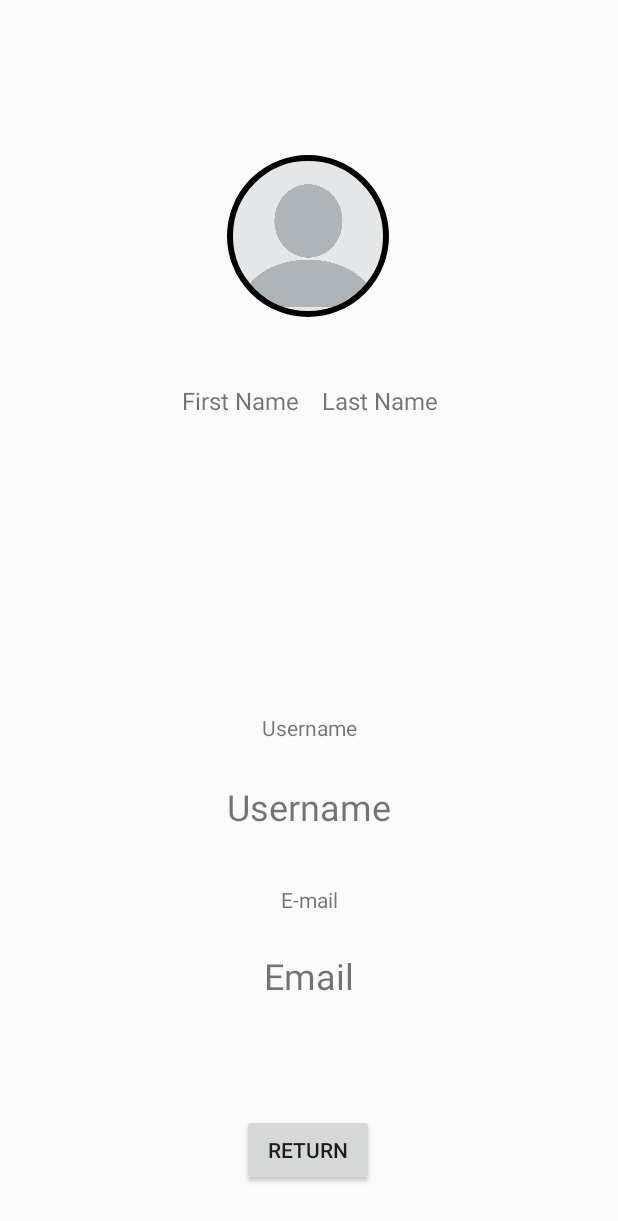
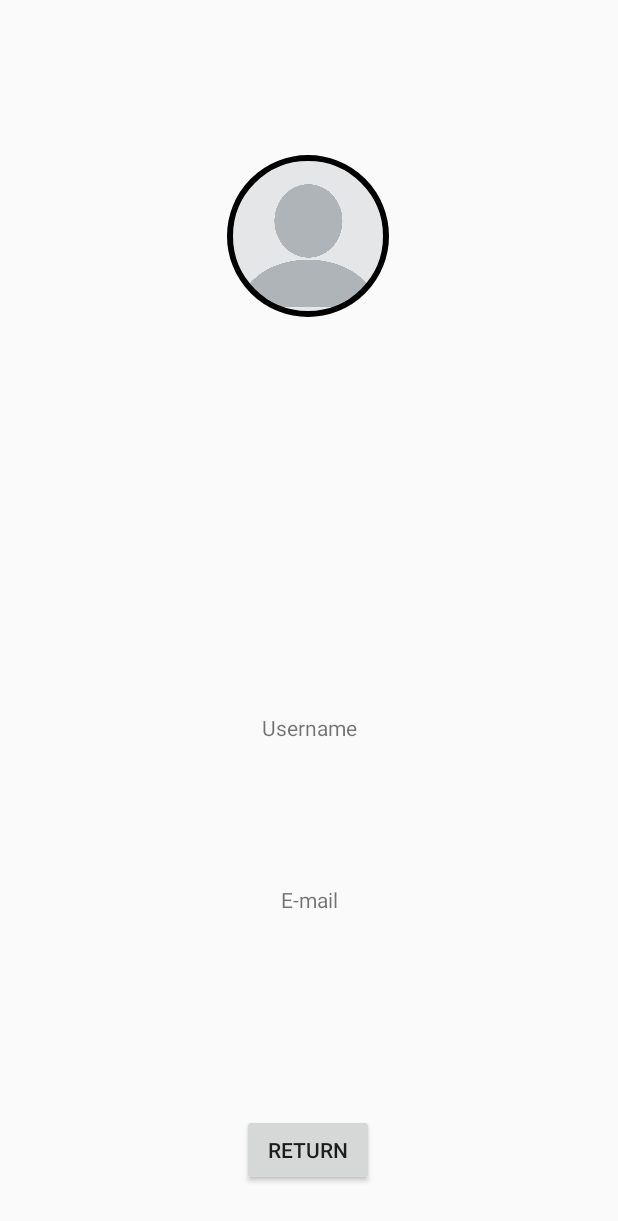
Before and after one commit to vnoel02/WorkFlow-App, an Android app: the ProfileViewActivity screen opened directly, with no data from a screen before it, on a phone screen of 412 x 824 dp. Shown: the top 1221 px of the screen. Run offline under Robolectric (Android 15) with nearby library versions, the phone set to English and light mode, and no system bars; our stand-ins replace CircleImageView.

Commit message:
Espresso test for User Story #9, profile data (Green)

```diff
--- a/app/src/main/java/com/example/workflow/ProfileViewActivity.java
+++ b/app/src/main/java/com/example/workflow/ProfileViewActivity.java
@@ -29,13 +29,21 @@ public class ProfileViewActivity extends AppCompatActivity {
         final SharedPreferences prefs = PreferenceManager.getDefaultSharedPreferences(getBaseContext());
         //SharedPreferences.Editor editor = prefs.edit();
 
-//        String firstName = prefs.getString("firstName", "");
-//        TextView tv = findViewById(R.id.text_firstname);
-//        tv.setText(firstName);
-//
-//        String lastName = prefs.getString("lastName", "");
-//        TextView tv2 = findViewById(R.id.text_lastName);
-//        tv2.setText(lastName);
+        String firstName = prefs.getString("firstName", "");
+        TextView tv = findViewById(R.id.text_firstname);
+        tv.setText(firstName);
+
+        String lastName = prefs.getString("lastName", "");
+        TextView tv2 = findViewById(R.id.text_lastName);
+        tv2.setText(lastName);
+
+        String username = prefs.getString("username", "");
+        TextView tv3 = findViewById(R.id.profile_username);
+        tv3.setText(username);
+
+        String email = prefs.getString("email", "");
+        TextView tv4 = findViewById(R.id.profile_email);
+        tv4.setText(email);
 
 
 //        String firstName = getIntent().getStringExtra("FirstName");
```
Also changed, not shown: app/src/main/res/layout/activity_create_profile.xml (+12 -8 lines), 1 other file.
